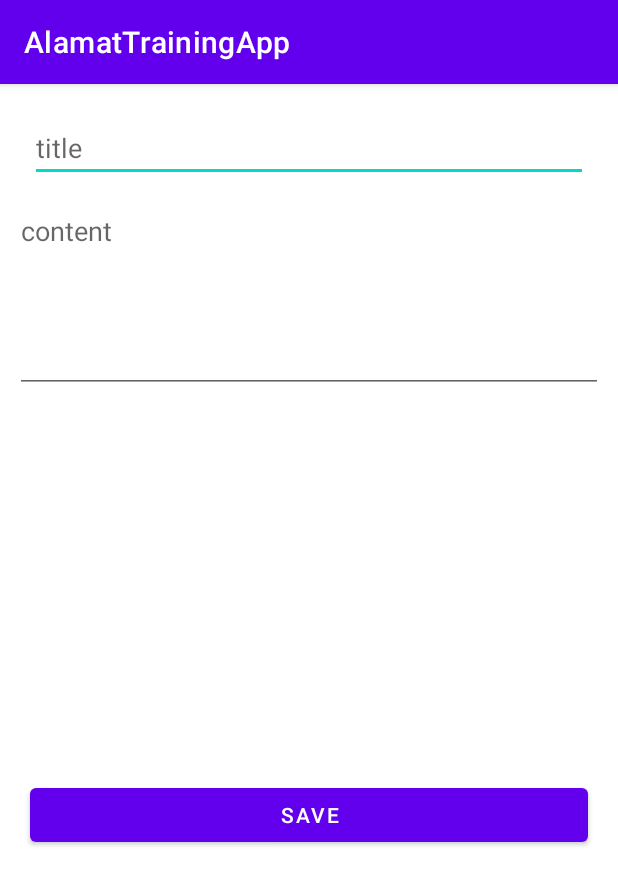
After one commit to mostafa170/introApp, an Android app: the SaveRoomDatabaseActivity screen opened directly, with no data from a screen before it, on a phone screen of 412 x 824 dp. The commit adds this screen. Shown: the top 885 px of the screen. Run offline under Robolectric (Android 15) with nearby library versions, the phone set to English and light mode, and no system bars; our stand-ins replace data binding.

Commit message:
add Room DataBase

```diff
--- a/app/build.gradle
+++ b/app/build.gradle
@@ -67,11 +67,17 @@ dependencies {
     implementation 'com.squareup.retrofit2:converter-gson:2.7.1'
     implementation 'com.squareup.okhttp3:logging-interceptor:4.4.0'
 
+    //firebase
     implementation platform('com.google.firebase:firebase-bom:28.2.1')
     implementation 'com.google.firebase:firebase-analytics'
     implementation 'com.google.firebase:firebase-database:20.0.0'
     implementation 'com.google.firebase:firebase-core:19.0.0'
 
+    //DataBase Room
+    def room_version = "2.3.0"
+
+    implementation "androidx.room:room-runtime:$room_version"
+    annotationProcessor "androidx.room:room-compiler:$room_version"
 
 
 
--- a/app/src/main/AndroidManifest.xml
+++ b/app/src/main/AndroidManifest.xml
@@ -14,7 +14,9 @@
         android:supportsRtl="true"
         android:theme="@style/Theme.IntroApp"
         android:usesCleartextTraffic="true">
-        <activity android:name=".fireBase.InsertFireBaseActivity"></activity>
+        <activity android:name=".roomDatabase.SaveRoomDatabaseActivity"></activity>
+        <activity android:name=".roomDatabase.GetRoomDatabaseActivity" />
+        <activity android:name=".fireBase.InsertFireBaseActivity" />
         <activity
             android:name=".fireBase.ShowFireBaseActivity"
             android:label="@string/title_activity_insert_fire_base"
--- /dev/null
+++ b/app/src/main/java/com/alamat/alamattrainingapp/roomDatabase/SaveRoomDatabaseActivity.java
@@ -0,0 +1,37 @@
+package com.alamat.alamattrainingapp.roomDatabase;
+
+import androidx.appcompat.app.AppCompatActivity;
+import androidx.databinding.DataBindingUtil;
+
+import android.os.Bundle;
+import android.view.View;
+
+import com.alamat.alamattrainingapp.R;
+import com.alamat.alamattrainingapp.databinding.ActivitySaveRoomDatabaseBinding;
+import com.alamat.alamattrainingapp.roomDatabase.dataBaseUtils.RoomDataBase;
+import com.alamat.alamattrainingapp.roomDatabase.dataBaseUtils.roomModel.TodoModel;
+
+public class SaveRoomDatabaseActivity extends AppCompatActivity {
+
+    ActivitySaveRoomDatabaseBinding binding;
+
+    @Override
+    protected void onCreate(Bundle savedInstanceState) {
+        super.onCreate(savedInstanceState);
+        binding = DataBindingUtil.setContentView(this,R.layout.activity_save_room_database);
+
+        binding.btnSaveTodo.setOnClickListener(new View.OnClickListener() {
+            @Override
+            public void onClick(View view) {
+                insertTodo();
+            }
+        });
+    }
+
+    public void insertTodo(){
+        TodoModel todoModel = new TodoModel(binding.edTodoTile.getText().toString(),
+                binding.edTodoContent.getText().toString());
+        RoomDataBase.getInstance(this).todoDao().insertTodo(todoModel);
+        finish();
+    }
+}
--- /dev/null
+++ b/app/src/main/res/layout/activity_save_room_database.xml
@@ -0,0 +1,52 @@
+<?xml version="1.0" encoding="utf-8"?>
+<layout xmlns:android="http://schemas.android.com/apk/res/android"
+    xmlns:app="http://schemas.android.com/apk/res-auto"
+    xmlns:tools="http://schemas.android.com/tools">
+
+    <data>
+
+    </data>
+
+    <androidx.constraintlayout.widget.ConstraintLayout
+        android:layout_width="match_parent"
+        android:layout_height="match_parent"
+        tools:context=".roomDatabase.SaveRoomDatabaseActivity">
+
+        <EditText
+            android:id="@+id/ed_todoTile"
+            android:layout_width="match_parent"
+            android:layout_height="wrap_content"
+            android:hint="title"
+            android:layout_margin="20dp"
+            app:layout_constraintEnd_toEndOf="parent"
+            app:layout_constraintStart_toStartOf="parent"
+            app:layout_constraintTop_toTopOf="parent" />
+
+        <EditText
+            android:id="@+id/ed_todoContent"
+            android:layout_width="match_parent"
+            android:layout_height="wrap_content"
+            android:hint="content"
+            android:layout_margin="10dp"
+            android:lines="5"
+            android:gravity="start"
+            app:layout_constraintEnd_toEndOf="parent"
+            app:layout_constraintStart_toStartOf="parent"
+            app:layout_constraintTop_toBottomOf="@+id/ed_todoTile" />
+
+
+        <Button
+            android:id="@+id/btn_saveTodo"
+            android:layout_width="match_parent"
+            android:layout_height="wrap_content"
+            android:layout_margin="20dp"
+            android:text="Save"
+            app:layout_constraintBottom_toBottomOf="parent"
+            app:layout_constraintEnd_toEndOf="parent"
+            app:layout_constraintStart_toStartOf="parent"
+            app:layout_constraintTop_toBottomOf="@+id/ed_todoContent" />
+
+
+
+    </androidx.constraintlayout.widget.ConstraintLayout>
+</layout>
```
Also changed, not shown: app/src/main/java/com/alamat/alamattrainingapp/SplashActivity.java (+9 -0 lines), app/src/main/java/com/alamat/alamattrainingapp/roomDatabase/GetRoomDatabaseActivity.java (added, +53 -0 lines), app/src/main/java/com/alamat/alamattrainingapp/roomDatabase/TodoRoomAdapter.java (added, +61 -0 lines), app/src/main/java/com/alamat/alamattrainingapp/roomDatabase/dataBaseUtils/RoomDataBase.java (added, +27 -0 lines), app/src/main/java/com/alamat/alamattrainingapp/roomDatabase/dataBaseUtils/TodoDao.java (added, +20 -0 lines), app/src/main/java/com/alamat/alamattrainingapp/roomDatabase/dataBaseUtils/roomModel/TodoModel.java (added, +45 -0 lines), app/src/main/res/layout/activity_get_room_database.xml (added, +29 -0 lines), app/src/main/res/layout/activity_splash.xml (+11 -0 lines), app/src/main/res/layout/item_todo_room.xml (added, +49 -0 lines).
